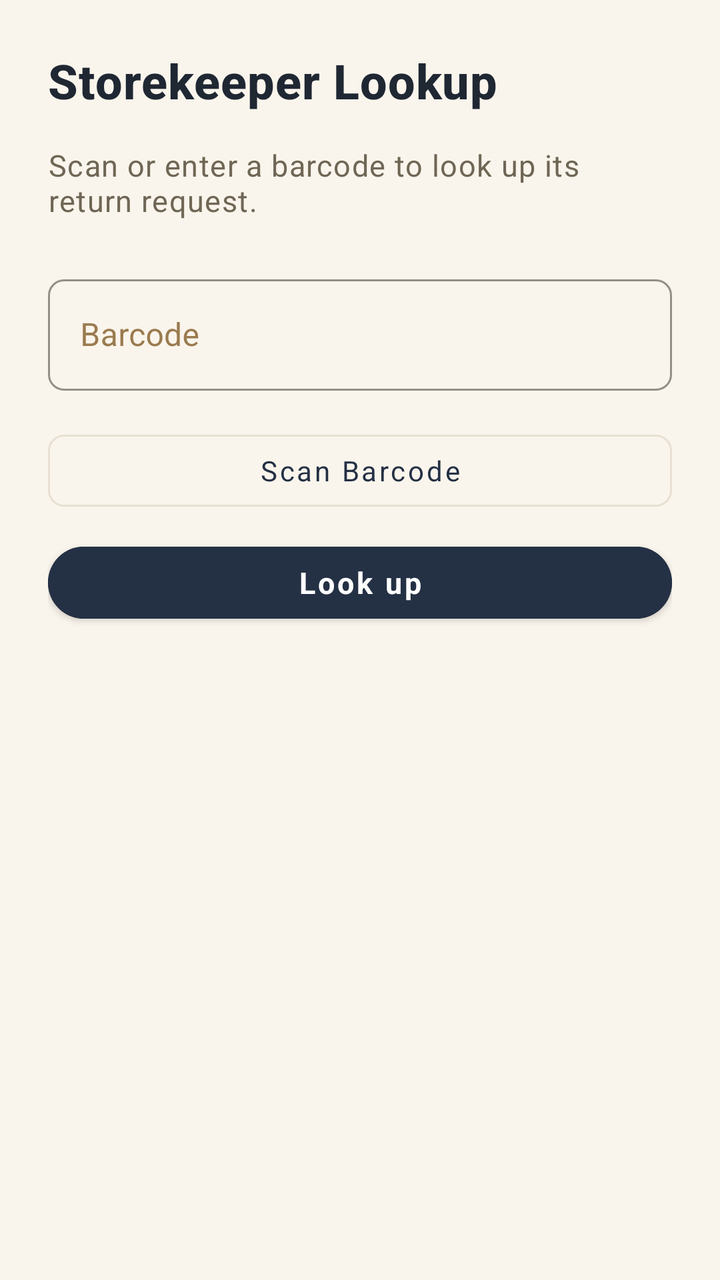
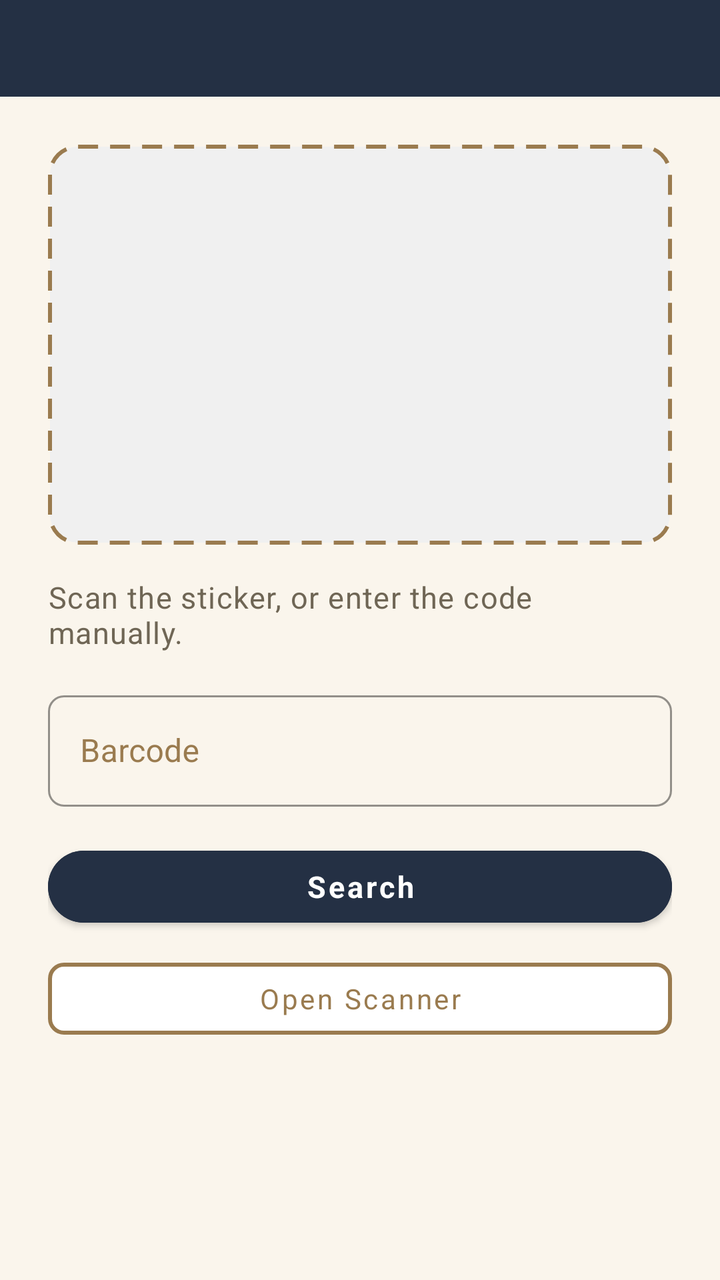

The first picture is an Android layout as it rendered before a commit; the second is the same layout after the commit. The layout source and the unified diff follow.
<!-- AndroidManifest.xml: application theme Theme.DriverApp -->
<!-- res/layout/activity_warehouse_scan.xml -->
<?xml version="1.0" encoding="utf-8"?>
<LinearLayout xmlns:android="http://schemas.android.com/apk/res/android"
    android:layout_width="match_parent"
    android:layout_height="match_parent"
    android:orientation="vertical"
    android:background="@color/drb_cream_bg"
    android:padding="@dimen/drb_spacing_xl">

    <TextView
        android:layout_width="wrap_content"
        android:layout_height="wrap_content"
        android:text="@string/wh_scan_title"
        style="@style/DrbText.Title"
        android:layout_marginBottom="@dimen/drb_spacing_lg"/>

    <TextView
        android:layout_width="match_parent"
        android:layout_height="wrap_content"
        android:text="@string/wh_scan_instruction"
        style="@style/DrbText.Body"
        android:layout_marginBottom="@dimen/drb_spacing_xl"/>

    <com.google.android.material.textfield.TextInputLayout
        android:layout_width="match_parent"
        android:layout_height="wrap_content"
        android:hint="@string/wh_barcode_hint"
        style="@style/DrbTextInputLayout"
        android:layout_marginBottom="@dimen/drb_spacing_lg">

        <com.google.android.material.textfield.TextInputEditText
            android:id="@+id/etBarcode"
            android:layout_width="match_parent"
            android:layout_height="wrap_content"
            android:inputType="text"/>
    </com.google.android.material.textfield.TextInputLayout>

    <Button
        android:id="@+id/btnScan"
        android:layout_width="match_parent"
        android:layout_height="wrap_content"
        android:text="@string/scan_barcode"
        style="@style/DrbButton.Outlined"
        android:layout_marginBottom="@dimen/drb_spacing_sm"/>

    <Button
        android:id="@+id/btnLookup"
        android:layout_width="match_parent"
        android:layout_height="wrap_content"
        android:text="@string/wh_lookup"
        style="@style/DrbButton.Primary"/>

    <ProgressBar
        android:id="@+id/progressBar"
        android:layout_width="wrap_content"
        android:layout_height="wrap_content"
        android:layout_gravity="center"
        android:layout_marginTop="@dimen/drb_spacing_lg"
        android:visibility="gone"/>

</LinearLayout>
<!-- resources referenced by this layout -->
<resources>
  <color name="drb_cream_bg">#faf5ec</color>
  <dimen name="drb_spacing_lg">16dp</dimen>
  <dimen name="drb_spacing_sm">8dp</dimen>
  <dimen name="drb_spacing_xl">24dp</dimen>
  <string name="scan_barcode">Scan Barcode</string>
  <string name="wh_barcode_hint">Barcode</string>
  <string name="wh_lookup">Look up</string>
  <string name="wh_scan_instruction">Scan or enter a barcode to look up its return request.</string>
  <string name="wh_scan_title">Storekeeper Lookup</string>
  <style name="DrbButton.Outlined" parent="Widget.MaterialComponents.Button.OutlinedButton">
          <item name="android:textColor">@color/drb_navy</item>
          <item name="strokeColor">@color/drb_border_warm</item>
          <item name="android:textAllCaps">false</item>
          <item name="cornerRadius">@dimen/drb_radius_sm</item>
      </style>
  <style name="DrbButton.Primary" parent="Widget.MaterialComponents.Button">
          <item name="android:backgroundTint">@color/drb_navy</item>
          <item name="android:textColor">@color/white</item>
          <item name="android:textAllCaps">false</item>
          <item name="android:textStyle">bold</item>
          <item name="android:textSize">@dimen/drb_text_body</item>
          <item name="cornerRadius">@dimen/drb_radius_pill</item>
          <item name="android:minHeight">48dp</item>
      </style>
  <style name="DrbText.Body" parent="TextAppearance.MaterialComponents.Body1">
          <item name="android:textSize">@dimen/drb_text_body</item>
          <item name="android:textColor">@color/drb_text_secondary</item>
      </style>
  <style name="DrbText.Title" parent="TextAppearance.MaterialComponents.Headline6">
          <item name="android:textSize">@dimen/drb_text_title</item>
          <item name="android:textStyle">bold</item>
          <item name="android:textColor">@color/drb_text_primary</item>
      </style>
  <style name="DrbTextInputLayout" parent="Widget.MaterialComponents.TextInputLayout.OutlinedBox">
          <item name="boxStrokeColor">@color/drb_border_warm</item>
          <item name="boxCornerRadiusTopStart">@dimen/drb_radius_sm</item>
          <item name="boxCornerRadiusTopEnd">@dimen/drb_radius_sm</item>
          <item name="boxCornerRadiusBottomStart">@dimen/drb_radius_sm</item>
          <item name="boxCornerRadiusBottomEnd">@dimen/drb_radius_sm</item>
          <item name="android:textColorHint">@color/drb_gold</item>
      </style>
  <color name="drb_navy">#243044</color>
  <color name="drb_border_warm">#e7e0d2</color>
  <dimen name="drb_radius_sm">8dp</dimen>
  <color name="white">#FFFFFFFF</color>
  <dimen name="drb_text_body">15sp</dimen>
  <dimen name="drb_radius_pill">24dp</dimen>
  <color name="drb_text_secondary">#6f6655</color>
  <dimen name="drb_text_title">24sp</dimen>
  <color name="drb_text_primary">#1f2733</color>
  <color name="drb_gold">#9a7b4f</color>
  <color name="drb_navy_dark">#15202e</color>
  <color name="drb_gold_muted">#8a7149</color>
  <!-- unchanged entries left out for length: 1 -->
</resources>

<!-- the commit's change to res/layout/activity_warehouse_scan.xml (unified diff, before → after) -->
@@ -3,58 +3,108 @@
     android:layout_width="match_parent"
     android:layout_height="match_parent"
     android:orientation="vertical"
-    android:background="@color/drb_cream_bg"
-    android:padding="@dimen/drb_spacing_xl">
+    android:background="@color/drb_cream_bg">
+
+    <include layout="@layout/include_drb_header"/>
+
+    <LinearLayout
+        android:layout_width="match_parent"
+        android:layout_height="0dp"
+        android:layout_weight="1"
+        android:orientation="vertical"
+        android:padding="@dimen/drb_spacing_xl">
+
+        <View
+            android:layout_width="match_parent"
+            android:layout_height="200dp"
+            android:background="@drawable/bg_scan_viewfinder"
+            android:layout_marginBottom="@dimen/drb_spacing_lg"/>
+
+        <TextView
+            android:layout_width="match_parent"
+            android:layout_height="wrap_content"
+            android:text="@string/wh_scan_instruction"
+            style="@style/DrbText.Body"
+            android:layout_marginBottom="@dimen/drb_spacing_lg"/>
+
+        <com.google.android.material.textfield.TextInputLayout
+            android:layout_width="match_parent"
+            android:layout_height="wrap_content"
+            android:hint="@string/wh_barcode_hint"
+            style="@style/DrbTextInputLayout"
+            android:layout_marginBottom="@dimen/drb_spacing_lg">
+
+            <com.google.android.material.textfield.TextInputEditText
+                android:id="@+id/etBarcode"
+                android:layout_width="match_parent"
+                android:layout_height="wrap_content"
+                android:inputType="text"/>
+        </com.google.android.material.textfield.TextInputLayout>
+
+        <Button
+            android:id="@+id/btnLookup"
+            android:layout_width="match_parent"
+            android:layout_height="wrap_content"
+            android:text="@string/wh_search"
+            style="@style/DrbButton.Primary"
+            android:layout_marginBottom="@dimen/drb_spacing_sm"/>
+
+        <Button
+            android:id="@+id/btnScan"
+            android:layout_width="match_parent"
+            android:layout_height="wrap_content"
+            android:text="@string/wh_open_scanner"
+            style="@style/DrbButton.Outlined"/>
+
+        <ProgressBar
+            android:id="@+id/progressBar"
+            android:layout_width="wrap_content"
+            android:layout_height="wrap_content"
+            android:layout_gravity="center"
+            android:layout_marginTop="@dimen/drb_spacing_lg"
+            android:visibility="gone"/>
+
+    </LinearLayout>
+</LinearLayout>
+<!-- res/layout/include_drb_header.xml (included above) -->
+<?xml version="1.0" encoding="utf-8"?>
+<LinearLayout xmlns:android="http://schemas.android.com/apk/res/android"
+    android:layout_width="match_parent"
+    android:layout_height="wrap_content"
+    android:orientation="horizontal"
+    android:background="@color/drb_navy"
+    android:gravity="center_vertical"
+    android:paddingStart="@dimen/drb_spacing_md"
+    android:paddingEnd="@dimen/drb_header_padding_horizontal"
+    android:paddingTop="10dp"
+    android:paddingBottom="@dimen/drb_header_padding_vertical">
 
     <TextView
+        android:id="@+id/headerBack"
         android:layout_width="wrap_content"
         android:layout_height="wrap_content"
-        android:text="@string/wh_scan_title"
-        style="@style/DrbText.Title"
-        android:layout_marginBottom="@dimen/drb_spacing_lg"/>
+        android:text="←"
+        android:textColor="@color/white"
+        android:textSize="24sp"
+        android:paddingStart="2dp"
+        android:paddingEnd="@dimen/drb_spacing_md"
+        android:contentDescription="Back"
+        android:visibility="gone"/>
 
     <TextView
-        android:layout_width="match_parent"
+        android:id="@+id/tvHeaderTitle"
+        android:layout_width="0dp"
         android:layout_height="wrap_content"
-        android:text="@string/wh_scan_instruction"
-        style="@style/DrbText.Body"
-        android:layout_marginBottom="@dimen/drb_spacing_xl"/>
+        android:layout_weight="1"
+        style="@style/DrbText.Header"/>
 
-    <com.google.android.material.textfield.TextInputLayout
-        android:layout_width="match_parent"
-        android:layout_height="wrap_content"
-        android:hint="@string/wh_barcode_hint"
-        style="@style/DrbTextInputLayout"
-        android:layout_marginBottom="@dimen/drb_spacing_lg">
-
-        <com.google.android.material.textfield.TextInputEditText
-            android:id="@+id/etBarcode"
-            android:layout_width="match_parent"
-            android:layout_height="wrap_content"
-            android:inputType="text"/>
-    </com.google.android.material.textfield.TextInputLayout>
-
-    <Button
-        android:id="@+id/btnScan"
-        android:layout_width="match_parent"
-        android:layout_height="wrap_content"
-        android:text="@string/scan_barcode"
-        style="@style/DrbButton.Outlined"
-        android:layout_marginBottom="@dimen/drb_spacing_sm"/>
-
-    <Button
-        android:id="@+id/btnLookup"
-        android:layout_width="match_parent"
-        android:layout_height="wrap_content"
-        android:text="@string/wh_lookup"
-        style="@style/DrbButton.Primary"/>
-
-    <ProgressBar
-        android:id="@+id/progressBar"
+    <TextView
+        android:id="@+id/tvHeaderAction"
         android:layout_width="wrap_content"
         android:layout_height="wrap_content"
-        android:layout_gravity="center"
-        android:layout_marginTop="@dimen/drb_spacing_lg"
+        android:text="@string/logout"
+        android:textColor="@color/drb_text_header_muted"
+        android:textSize="@dimen/drb_text_caption"
+        android:padding="4dp"
         android:visibility="gone"/>
-
 </LinearLayout>
<!-- resource entries referenced after the edit -->
@@ -2,16 +2,32 @@
 <resources>
   <color name="drb_cream_bg">#faf5ec</color>
   <dimen name="drb_spacing_lg">16dp</dimen>
+  <dimen name="drb_spacing_md">12dp</dimen>
   <dimen name="drb_spacing_sm">8dp</dimen>
   <dimen name="drb_spacing_xl">24dp</dimen>
-  <string name="scan_barcode">Scan Barcode</string>
+  <dimen name="drb_text_caption">13sp</dimen>
+  <!-- drawable bg_scan_viewfinder (drawable) -->
+  <?xml version="1.0" encoding="utf-8"?>
+  <shape xmlns:android="http://schemas.android.com/apk/res/android"
+      android:shape="rectangle">
+      <solid android:color="@color/drb_image_placeholder"/>
+      <corners android:radius="@dimen/drb_radius_md"/>
+      <stroke
+          android:width="2dp"
+          android:color="@color/drb_gold"
+          android:dashWidth="10dp"
+          android:dashGap="6dp"/>
+  </shape>
+  <string name="logout">Logout</string>
   <string name="wh_barcode_hint">Barcode</string>
-  <string name="wh_lookup">Look up</string>
-  <string name="wh_scan_instruction">Scan or enter a barcode to look up its return request.</string>
-  <string name="wh_scan_title">Storekeeper Lookup</string>
+  <string name="wh_open_scanner">Open Scanner</string>
+  <string name="wh_scan_instruction">Scan the sticker, or enter the code manually.</string>
+  <string name="wh_search">Search</string>
   <style name="DrbButton.Outlined" parent="Widget.MaterialComponents.Button.OutlinedButton">
-          <item name="android:textColor">@color/drb_navy</item>
-          <item name="strokeColor">@color/drb_border_warm</item>
+          <item name="android:textColor">@color/drb_gold</item>
+          <item name="android:backgroundTint">@color/white</item>
+          <item name="strokeColor">@color/drb_gold</item>
+          <item name="strokeWidth">2dp</item>
           <item name="android:textAllCaps">false</item>
           <item name="cornerRadius">@dimen/drb_radius_sm</item>
       </style>
@@ -28,10 +44,10 @@
           <item name="android:textSize">@dimen/drb_text_body</item>
           <item name="android:textColor">@color/drb_text_secondary</item>
       </style>
-  <style name="DrbText.Title" parent="TextAppearance.MaterialComponents.Headline6">
-          <item name="android:textSize">@dimen/drb_text_title</item>
+  <style name="DrbText.Header" parent="TextAppearance.MaterialComponents.Subtitle1">
+          <item name="android:textSize">@dimen/drb_text_header</item>
           <item name="android:textStyle">bold</item>
-          <item name="android:textColor">@color/drb_text_primary</item>
+          <item name="android:textColor">@color/white</item>
       </style>
   <style name="DrbTextInputLayout" parent="Widget.MaterialComponents.TextInputLayout.OutlinedBox">
           <item name="boxStrokeColor">@color/drb_border_warm</item>
@@ -41,15 +57,19 @@
           <item name="boxCornerRadiusBottomEnd">@dimen/drb_radius_sm</item>
           <item name="android:textColorHint">@color/drb_gold</item>
       </style>
+  <color name="drb_image_placeholder">#F0F0F0</color>
+  <dimen name="drb_radius_md">14dp</dimen>
   <color name="drb_navy">#243044</color>
+  <color name="drb_text_header_muted">#e6e0d4</color>
   <color name="drb_border_warm">#e7e0d2</color>
   <dimen name="drb_radius_sm">8dp</dimen>
   <color name="white">#FFFFFFFF</color>
+  <dimen name="drb_header_padding_horizontal">18dp</dimen>
+  <dimen name="drb_header_padding_vertical">14dp</dimen>
   <dimen name="drb_text_body">15sp</dimen>
   <dimen name="drb_radius_pill">24dp</dimen>
   <color name="drb_text_secondary">#6f6655</color>
-  <dimen name="drb_text_title">24sp</dimen>
-  <color name="drb_text_primary">#1f2733</color>
+  <dimen name="drb_text_header">18sp</dimen>
   <color name="drb_gold">#9a7b4f</color>
   <color name="drb_navy_dark">#15202e</color>
   <color name="drb_gold_muted">#8a7149</color>
